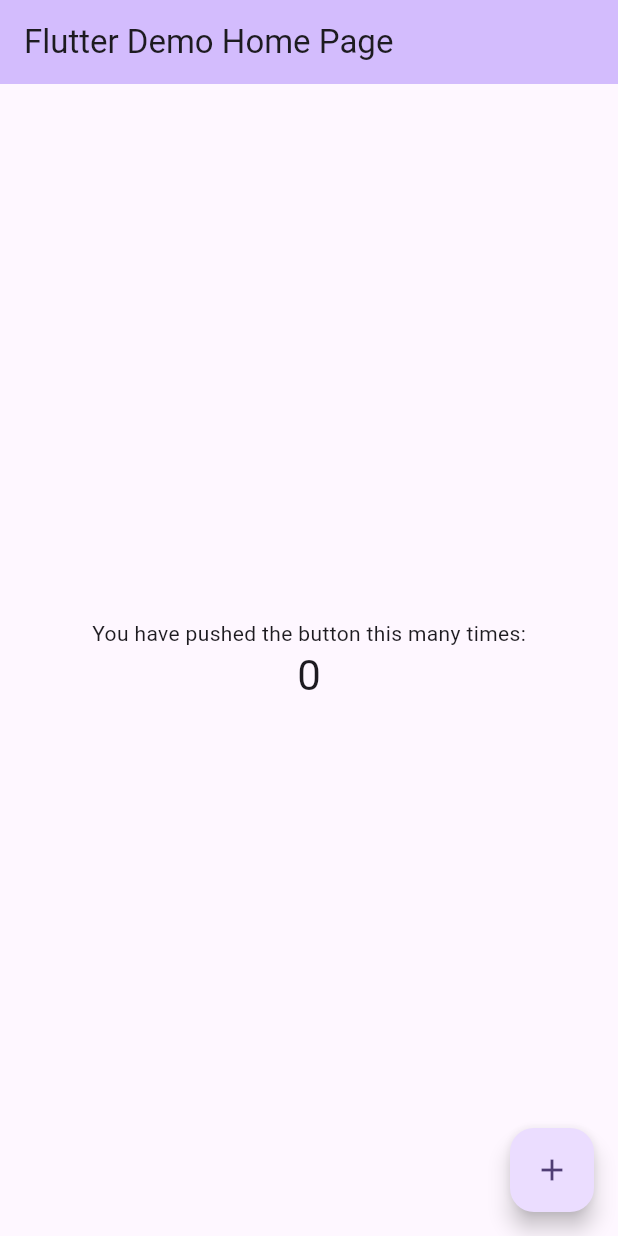
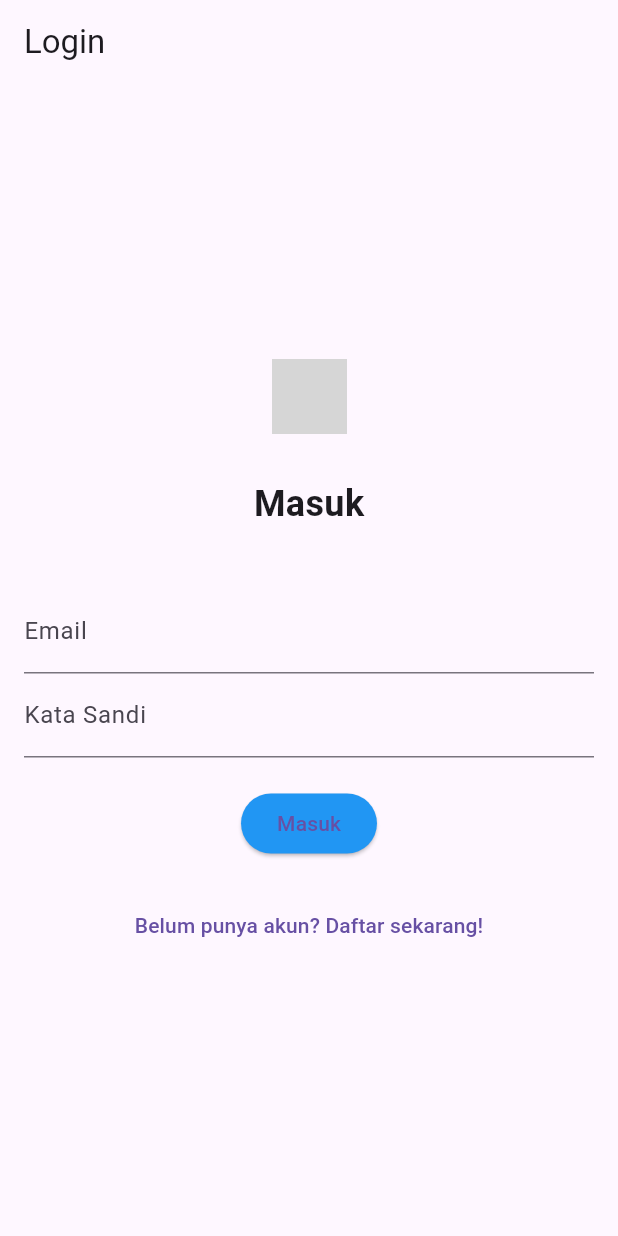
Before and after one commit to Fdjri/UAS_Integrasi_Aplikasi, a Flutter app: the screen it shows after launch, on a phone screen of 412 x 824 dp. Run offline on Flutter 3.47's test engine with Material 3 defaults, Android fonts, the phone set to English and light mode, and no system bars; grey boxes are pictures that could not be loaded.

Commit message:
update mobile

```diff
--- a/tixgo_mobile/lib/main.dart
+++ b/tixgo_mobile/lib/main.dart
@@ -1,125 +1,57 @@
 import 'package:flutter/material.dart';
+import 'dart:async';
+import 'pages/login_page.dart';
 
 void main() {
-  runApp(const MyApp());
+  runApp(MyApp());
 }
 
 class MyApp extends StatelessWidget {
-  const MyApp({super.key});
-
-  // This widget is the root of your application.
   @override
   Widget build(BuildContext context) {
     return MaterialApp(
-      title: 'Flutter Demo',
+      title: 'TixGo',
       theme: ThemeData(
-        // This is the theme of your application.
-        //
-        // TRY THIS: Try running your application with "flutter run". You'll see
-        // the application has a purple toolbar. Then, without quitting the app,
-        // try changing the seedColor in the colorScheme below to Colors.green
-        // and then invoke "hot reload" (save your changes or press the "hot
-        // reload" button in a Flutter-supported IDE, or press "r" if you used
-        // the command line to start the app).
-        //
-        // Notice that the counter didn't reset back to zero; the application
-        // state is not lost during the reload. To reset the state, use hot
-        // restart instead.
-        //
-        // This works for code too, not just values: Most code changes can be
-        // tested with just a hot reload.
-        colorScheme: ColorScheme.fromSeed(seedColor: Colors.deepPurple),
-        useMaterial3: true,
+        primarySwatch: Colors.blue,
       ),
-      home: const MyHomePage(title: 'Flutter Demo Home Page'),
+      home: SplashScreen(), // Splash screen sebagai tampilan awal
     );
   }
 }
 
-class MyHomePage extends StatefulWidget {
-  const MyHomePage({super.key, required this.title});
-
-  // This widget is the home page of your application. It is stateful, meaning
-  // that it has a State object (defined below) that contains fields that affect
-  // how it looks.
-
-  // This class is the configuration for the state. It holds the values (in this
-  // case the title) provided by the parent (in this case the App widget) and
-  // used by the build method of the State. Fields in a Widget subclass are
-  // always marked "final".
-
-  final String title;
-
+// Splash Screen akan muncul pertama kali selama 5 detik
+class SplashScreen extends StatefulWidget {
   @override
-  State<MyHomePage> createState() => _MyHomePageState();
+  _SplashScreenState createState() => _SplashScreenState();
 }
 
-class _MyHomePageState extends State<MyHomePage> {
-  int _counter = 0;
-
-  void _incrementCounter() {
-    setState(() {
-      // This call to setState tells the Flutter framework that something has
-      // changed in this State, which causes it to rerun the build method below
-      // so that the display can reflect the updated values. If we changed
-      // _counter without calling setState(), then the build method would not be
-      // called again, and so nothing would appear to happen.
-      _counter++;
+class _SplashScreenState extends State<SplashScreen> {
+  @override
+  void initState() {
+    super.initState();
+    // Menunggu selama 5 detik dan pindah ke LoginPage
+    Future.delayed(Duration(seconds: 5), () {
+      Navigator.pushReplacement(
+        context,
+        MaterialPageRoute(builder: (context) => LoginPage()), // Arahkan ke halaman login setelah splash
+      );
     });
   }
 
   @override
   Widget build(BuildContext context) {
-    // This method is rerun every time setState is called, for instance as done
-    // by the _incrementCounter method above.
-    //
-    // The Flutter framework has been optimized to make rerunning build methods
-    // fast, so that you can just rebuild anything that needs updating rather
-    // than having to individually change instances of widgets.
     return Scaffold(
-      appBar: AppBar(
-        // TRY THIS: Try changing the color here to a specific color (to
-        // Colors.amber, perhaps?) and trigger a hot reload to see the AppBar
-        // change color while the other colors stay the same.
-        backgroundColor: Theme.of(context).colorScheme.inversePrimary,
-        // Here we take the value from the MyHomePage object that was created by
-        // the App.build method, and use it to set our appbar title.
-        title: Text(widget.title),
-      ),
+      backgroundColor: Colors.white,
       body: Center(
-        // Center is a layout widget. It takes a single child and positions it
-        // in the middle of the parent.
         child: Column(
-          // Column is also a layout widget. It takes a list of children and
-          // arranges them vertically. By default, it sizes itself to fit its
-          // children horizontally, and tries to be as tall as its parent.
-          //
-          // Column has various properties to control how it sizes itself and
-          // how it positions its children. Here we use mainAxisAlignment to
-          // center the children vertically; the main axis here is the vertical
-          // axis because Columns are vertical (the cross axis would be
-          // horizontal).
-          //
-          // TRY THIS: Invoke "debug painting" (choose the "Toggle Debug Paint"
-          // action in the IDE, or press "p" in the console), to see the
-          // wireframe for each widget.
           mainAxisAlignment: MainAxisAlignment.center,
-          children: <Widget>[
-            const Text(
-              'You have pushed the button this many times:',
-            ),
-            Text(
-              '$_counter',
-              style: Theme.of(context).textTheme.headlineMedium,
-            ),
+          children: [
+            Image.asset('assets/logo.png', width: 150, height: 150), // Ganti dengan logo kamu
+            SizedBox(height: 20),
+            Text('TixGo', style: TextStyle(fontSize: 24, fontWeight: FontWeight.bold)),
           ],
         ),
       ),
-      floatingActionButton: FloatingActionButton(
-        onPressed: _incrementCounter,
-        tooltip: 'Increment',
-        child: const Icon(Icons.add),
-      ), // This trailing comma makes auto-formatting nicer for build methods.
     );
   }
 }
--- /dev/null
+++ b/tixgo_mobile/lib/pages/login_page.dart
@@ -0,0 +1,92 @@
+import 'package:flutter/material.dart';
+import '../services/auth_service.dart'; // Import AuthService
+import 'home_page.dart'; // Import halaman utama setelah login sukses
+import 'register_page.dart'; // Import RegisterPage
+
+class LoginPage extends StatefulWidget {
+  @override
+  _LoginPageState createState() => _LoginPageState();
+}
+
+class _LoginPageState extends State<LoginPage> {
+  final _emailController = TextEditingController();
+  final _passwordController = TextEditingController();
+  final AuthService _authService = AuthService(); // Inisialisasi AuthService
+
+  // Fungsi untuk login
+  void _login() async {
+    try {
+      final response = await _authService.login(
+        _emailController.text,
+        _passwordController.text,
+      );
+
+      // Cek apakah login berhasil, jika iya arahkan ke halaman utama
+      print('Login berhasil: $response');
+
+      // Arahkan ke halaman utama setelah login berhasil
+      Navigator.pushReplacement(
+        context,
+        MaterialPageRoute(builder: (context) => HomePage()), // Ganti dengan halaman utama
+      );
+    } catch (e) {
+      // Tangani error
+      print('Login gagal: $e');
+      ScaffoldMessenger.of(context).showSnackBar(SnackBar(content: Text('Login gagal')));
+    }
+  }
+
+  @override
+  Widget build(BuildContext context) {
+    return Scaffold(
+      appBar: AppBar(title: Text('Login')),
+      body: Padding(
+        padding: const EdgeInsets.all(16.0),
+        child: Column(
+          mainAxisAlignment: MainAxisAlignment.center,
+          children: [
+            Image.asset('assets/login_logo.png', width: 50, height: 50),  // Sesuaikan logo
+            SizedBox(height: 30),
+            Text('Masuk', style: TextStyle(fontSize: 24, fontWeight: FontWeight.bold)),
+            SizedBox(height: 40),
+            // Input email
+            TextField(
+              controller: _emailController,
+              decoration: InputDecoration(
+                labelText: 'Email',
+                border: UnderlineInputBorder(),
+              ),
+            ),
+            // Input kata sandi
+            TextField(
+              controller: _passwordController,
+              obscureText: true,
+              decoration: InputDecoration(
+                labelText: 'Kata Sandi',
+                border: UnderlineInputBorder(),
+              ),
+            ),
+            SizedBox(height: 20),
+            // Tombol login
+            ElevatedButton(
+              onPressed: _login,
+              child: Text('Masuk'),
+              style: ElevatedButton.styleFrom(backgroundColor: Colors.blue),
+            ),
+            SizedBox(height: 20),
+            // Tombol untuk pindah ke halaman register
+            TextButton(
+              onPressed: () {
+                Navigator.push(
+                  context,
+                  MaterialPageRoute(builder: (context) => RegisterPage()),
+                );
+              },
+              child: Text('Belum punya akun? Daftar sekarang!'),
+            ),
+          ],
+        ),
+      ),
+    );
+  }
+}
--- /dev/null
+++ b/tixgo_mobile/lib/services/auth_service.dart
@@ -0,0 +1,54 @@
+import 'package:http/http.dart' as http;
+import 'dart:convert';
+
+class AuthService {
+  final String baseUrl = 'http://127.0.0.1:8000/api'; // Ganti dengan URL backend-mu
+
+  // Fungsi untuk login
+  Future<Map<String, dynamic>> login(String email, String password) async {
+    final response = await http.post(
+      Uri.parse('$baseUrl/login'),
+      body: {
+        'email': email,
+        'password': password,
+      },
+    );
+
+    if (response.statusCode == 200) {
+      return jsonDecode(response.body); // Parse dan kembalikan data dari response JSON
+    } else {
+      throw Exception('Gagal login: ${response.body}');
+    }
+  }
+
+  // Fungsi untuk register
+  Future<Map<String, dynamic>> register({
+    required String name,
+    required String username,
+    required String email,
+    required String password,
+    required String confirmPassword,
+  }) async {
+    // Validasi password dan confirm password
+    if (password != confirmPassword) {
+      throw Exception('Kata sandi dan konfirmasi kata sandi tidak sama');
+    }
+
+    final response = await http.post(
+      Uri.parse('$baseUrl/register/customer'),
+      body: {
+        'name': name,
+        'username': username,
+        'email': email,
+        'password': password,
+        'password_confirmation': confirmPassword, // Kirim konfirmasi password ke backend
+      },
+    );
+
+    if (response.statusCode == 201) {
+      return jsonDecode(response.body); // Parse dan kembalikan data dari response JSON
+    } else {
+      throw Exception('Gagal register: ${response.body}');
+    }
+  }
+}
```
Also changed, not shown: tixgo_mobile/lib/pages/home_page.dart (added, +107 -0 lines), tixgo_mobile/lib/pages/register_page.dart (added, +114 -0 lines), tixgo_mobile/pubspec.yaml (+5 -3 lines), tixgo_mobile/assets/images/logo.png (added), tixgo_mobile/pubspec.lock, 2 other files.
